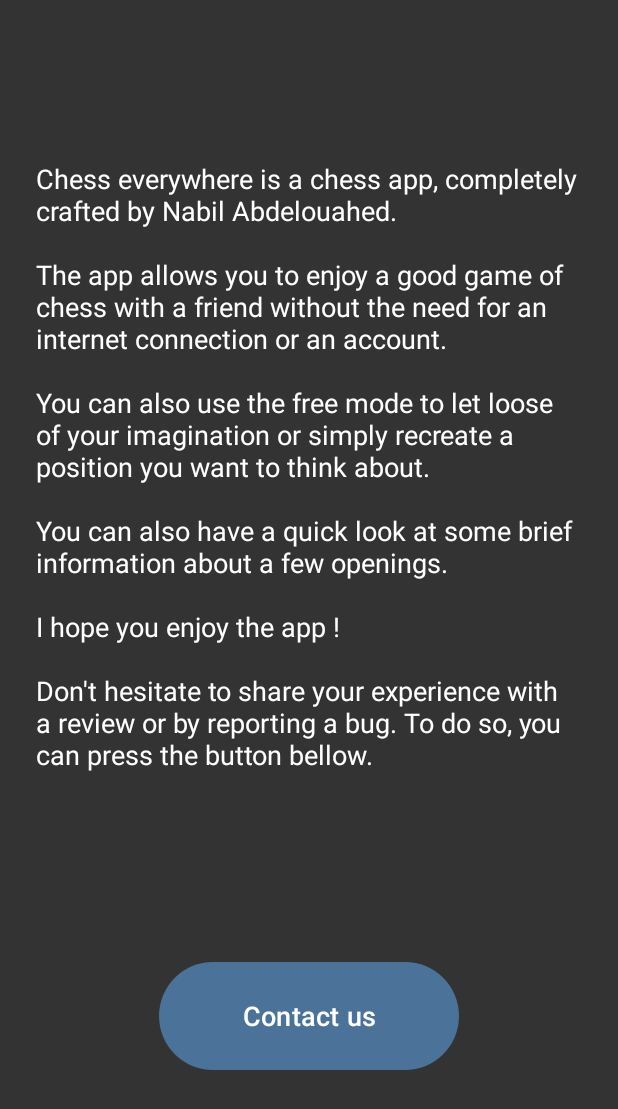
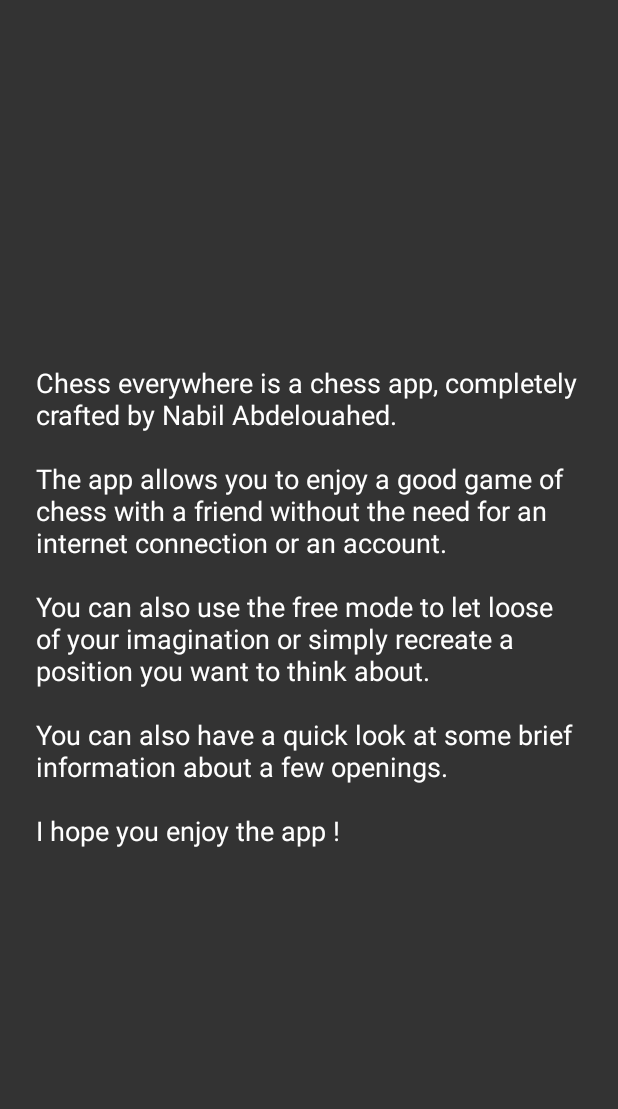
Before and after one commit to NabilAbdelouahed/Chess-Everywhere, an Android app: the About screen opened directly, with no data from a screen before it, on a phone screen of 412 x 824 dp. Shown: the top 1109 px of the screen. Run offline under Robolectric (Android 15) with nearby library versions, the phone set to English and light mode, and no system bars.

```diff
--- a/app/src/main/res/layout/activity_about.xml
+++ b/app/src/main/res/layout/activity_about.xml
@@ -11,28 +11,16 @@
         android:id="@+id/textView"
         android:layout_width="0dp"
         android:layout_height="wrap_content"
-        android:text="Chess everywhere is a chess app, completely crafted by Nabil Abdelouahed. \n\nThe app allows you to enjoy a good game of chess with a friend without the need for an internet connection or an account. \n\nYou can also use the free mode to let loose of your imagination or simply recreate a position you want to think about. \n\nYou can also have a quick look at some brief information about a few openings.\n\nI hope you enjoy the app ! \n\nDon't hesitate to share your experience with a review or by reporting a bug. To do so, you can press the button bellow."
-        android:textColor="@color/white"
-        android:textSize="18dp"
         android:layout_marginStart="24dp"
         android:layout_marginEnd="24dp"
         android:layout_marginBottom="16dp"
-        app:layout_constraintStart_toStartOf="parent"
-        app:layout_constraintEnd_toEndOf="parent"
-        app:layout_constraintTop_toTopOf="parent"
-        app:layout_constraintBottom_toTopOf="@id/contact_us" />
-
-    <Button
-        android:id="@+id/contact_us"
-        android:layout_width="200dp"
-        android:layout_height="80dp"
-        android:text="Contact us"
+        android:text="Chess everywhere is a chess app, completely crafted by Nabil Abdelouahed. \n\nThe app allows you to enjoy a good game of chess with a friend without the need for an internet connection or an account. \n\nYou can also use the free mode to let loose of your imagination or simply recreate a position you want to think about. \n\nYou can also have a quick look at some brief information about a few openings.\n\nI hope you enjoy the app ! "
         android:textColor="@color/white"
         android:textSize="18dp"
-        android:onClick="contact_us"
-        app:layout_constraintTop_toBottomOf="@id/textView"
+        app:layout_constraintBottom_toBottomOf="parent"
+        app:layout_constraintEnd_toEndOf="parent"
         app:layout_constraintStart_toStartOf="parent"
-        app:layout_constraintEnd_toEndOf="parent"
-        app:layout_constraintBottom_toBottomOf="parent" />
+        app:layout_constraintTop_toTopOf="parent" />
+
 
 </androidx.constraintlayout.widget.ConstraintLayout>
```
Also changed, not shown: app/src/main/java/com/example/chess/About.java (+0 -10 lines).
